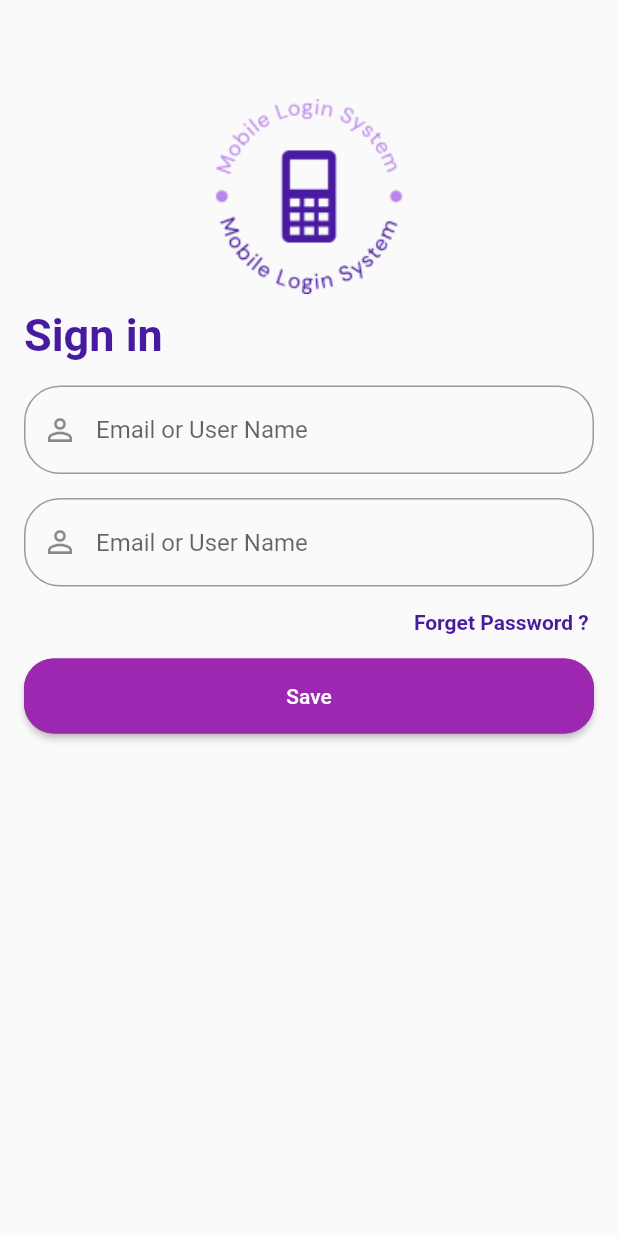
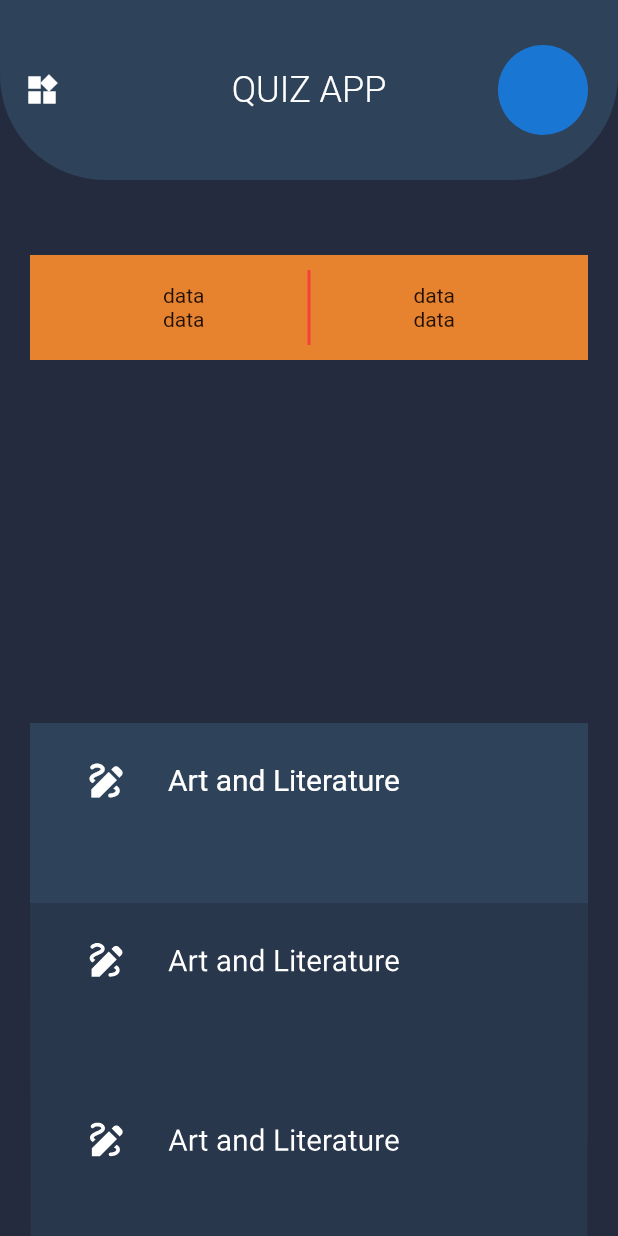
Before and after one commit to d0niy0r/examples, a Flutter app: the screen it shows after launch, on a phone screen of 412 x 824 dp. Run offline on Flutter 3.47's test engine with Material 3 defaults, Android fonts, the phone set to English and light mode, and no system bars; our stand-ins replace shared_preferences.

Commit message:
lesson 5

```diff
--- /dev/null
+++ b/lib/core/styles/colors.dart
@@ -0,0 +1,8 @@
+import 'package:flutter/material.dart';
+
+class AppColors {
+  static Color appBarColor = const Color(0xFF2E425A);
+  static Color backColor = const Color(0xFF242B3F);
+  static Color orange = const Color(0xFFE7822F);
+  static Color colorCCDCE7 = const Color(0xFFCCDCE7);
+}
--- /dev/null
+++ b/lib/features/q_home_screen/presentation/pages/home_screen.dart
@@ -0,0 +1,73 @@
+import 'package:example/core/styles/colors.dart';
+import 'package:example/features/q_home_screen/presentation/widgets/q_home_appbar.dart';
+import 'package:example/features/q_home_screen/presentation/widgets/question_rating.dart';
+import 'package:example/features/qiuz/presentation/pages/home_screen.dart';
+import 'package:flutter/cupertino.dart';
+import 'package:flutter/material.dart';
+import 'package:flutter/widgets.dart';
+
+class HomeScreen extends StatefulWidget {
+  const HomeScreen({super.key});
+
+  @override
+  State<HomeScreen> createState() => _HomeScreenState();
+}
+
+class _HomeScreenState extends State<HomeScreen> {
+  int currentIndex = 0;
+
+  @override
+  Widget build(BuildContext context) {
+    return Scaffold(
+      backgroundColor: Theme.of(context).colorScheme.background,
+      appBar: const QHomeAppBarWidget(),
+      body: Padding(
+        padding: const EdgeInsets.symmetric(horizontal: 20),
+        child: Column(
+          children: [
+            const SizedBox(height: 50),
+            QuestionRating(),
+            const SizedBox(height: 20),
+            Expanded(
+              child: ListWheelScrollView(
+                itemExtent: 120,
+                diameterRatio: 100,
+                perspective: 0.002,
+                onSelectedItemChanged: (listIndex) {
+                  setState(() {
+                    currentIndex = listIndex;
+                    print(listIndex.toString());
+                  });
+                },
+                children: List.generate(
+                    10,
+                    (index) => AnimatedContainer(
+                          duration: const Duration(milliseconds: 300),
+                          padding: const EdgeInsets.symmetric(
+                              vertical: 10, horizontal: 20),
+                          decoration: BoxDecoration(
+                            color: currentIndex + 1 > index
+                                ? AppColors.appBarColor
+                                : AppColors.appBarColor.withOpacity(0.5),
+                          ),
+                          child: ListTile(
+                            onTap: () {
+                              Navigator.of(context).push(MaterialPageRoute(
+                                  builder: (context) =>
+                                      QuizScreen(title: "Art and Literature")));
+                            },
+                            leading:
+                                Icon(Icons.draw, size: 30, color: Colors.white),
+                            title: Text("Art and Literature",
+                                style: TextStyle(
+                                    color: Colors.white, fontSize: 20)),
+                          ),
+                        )),
+              ),
+            )
+          ],
+        ),
+      ),
+    );
+  }
+}
--- /dev/null
+++ b/lib/features/q_home_screen/presentation/widgets/q_home_appbar.dart
@@ -0,0 +1,29 @@
+import 'package:flutter/material.dart';
+
+class QHomeAppBarWidget extends StatelessWidget implements PreferredSizeWidget  {
+  const QHomeAppBarWidget({super.key});
+
+  @override
+  Widget build(BuildContext context) {
+    return AppBar(
+      elevation: 0,
+      toolbarHeight: 120,
+      shape: const RoundedRectangleBorder(
+        borderRadius: BorderRadius.only(
+          bottomLeft: Radius.circular(70),
+          bottomRight: Radius.circular(70),
+        ),
+      ),
+      leading: const Icon(Icons.widgets),
+      title: const Text("QUIZ APP", style: TextStyle(color: Colors.white, fontWeight: FontWeight.w300, fontSize: 24),),
+      centerTitle: true,
+      actions: const [
+        CircleAvatar(radius: 30),
+        SizedBox(width: 20)
+      ],
+    );
+  }
+
+  @override
+  Size get preferredSize => const Size.fromHeight(120);
+}
--- /dev/null
+++ b/lib/features/q_home_screen/presentation/widgets/question_rating.dart
@@ -0,0 +1,41 @@
+import 'package:flutter/material.dart';
+
+import '../../../../core/styles/colors.dart';
+
+class QuestionRating extends StatelessWidget {
+  const QuestionRating({super.key});
+
+  @override
+  Widget build(BuildContext context) {
+    return Container(
+      padding: const EdgeInsets.symmetric(horizontal: 20, vertical: 10),
+      decoration: BoxDecoration(
+        color: AppColors.orange,
+      ),
+      child: Row(
+        children: [
+          Expanded(
+            child: Column(
+              children: [
+                Text("data"),
+                Text("data"),
+              ],
+            ),
+          ),
+          Container(
+            height: 50, width: 2,
+            color: Colors.red,
+          ),
+          Expanded(
+            child: Column(
+              children: [
+                Text("data"),
+                Text("data"),
+              ],
+            ),
+          ),
+        ],
+      ),
+    );
+  }
+}
--- /dev/null
+++ b/lib/features/qiuz/presentation/pages/home_screen.dart
@@ -0,0 +1,32 @@
+import 'package:flutter/cupertino.dart';
+import 'package:flutter/material.dart';
+
+class QuizScreen extends StatelessWidget {
+  const QuizScreen({super.key, required this.title});
+  final String title;
+
+  @override
+  Widget build(BuildContext context) {
+    return Scaffold(
+      backgroundColor: Theme.of(context).colorScheme.background,
+      appBar: AppBar(
+        leading: Icon(Icons.widgets),
+        title: Text(title, style: TextStyle(color: Colors.white, fontSize: 20)),
+        actions: [IconButton(onPressed: (){
+          Navigator.of(context).pop();
+        }, icon: Icon(CupertinoIcons.xmark))],
+      ),
+      body: Column(
+        crossAxisAlignment: CrossAxisAlignment.stretch,
+        children: [
+          const SizedBox(height: 50),
+          Row(
+            children: [
+
+            ],
+          ),
+        ],
+      ),
+    );
+  }
+}
--- a/lib/features/shared_preference/presentation/pages/sh_screen.dart
+++ b/lib/features/shared_preference/presentation/pages/sh_screen.dart
@@ -78,7 +78,7 @@ class _ShScreenState extends State<ShScreen> {
                             borderRadius: BorderRadius.circular(24),
                             borderSide: const BorderSide(color: Colors.purple),
                           )),
-                      controller: emailTextEditingController,
+                      controller: passwordTextEditingController,
                       validator: (text) {
                         if (text == null) {
                           return "Telefon raqami majburiy";
--- a/lib/main.dart
+++ b/lib/main.dart
@@ -1,4 +1,5 @@
 import 'package:example/core/services/local_database/local_database.dart';
+import 'package:example/core/styles/colors.dart';
 import 'package:example/features/lesson3/presentation/provider/lesson3_provider.dart';
 import 'package:example/flutter_lesson/task1.dart';
 import 'package:flutter/cupertino.dart';
@@ -9,6 +10,7 @@ import 'features/lesson2/presentation/pages/gridView.dart';
 import 'features/lesson2/presentation/pages/lesson2_page.dart';
 import 'features/lesson3/presentation/pages/lesson3.dart';
 import 'features/lesson3/presentation/pages/use_http.dart';
+import 'features/q_home_screen/presentation/pages/home_screen.dart';
 import 'features/shared_preference/presentation/pages/sh_screen.dart';
 
 void main() async {
@@ -28,8 +30,17 @@ class MyApp extends StatelessWidget {
       create: (context) => Lesson3Provider(),
       child: MaterialApp(
         debugShowCheckedModeBanner: false,
-        theme: ThemeData(useMaterial3: false),
-        home: ShScreen(),
+        theme: ThemeData(
+          useMaterial3: false,
+
+          colorScheme: ColorScheme.fromSeed(
+              seedColor: AppColors.appBarColor,
+              primary: AppColors.appBarColor,
+              background: AppColors.backColor,
+
+          )
+        ),
+        home: HomeScreen(),
       ),
     );
   }
```
